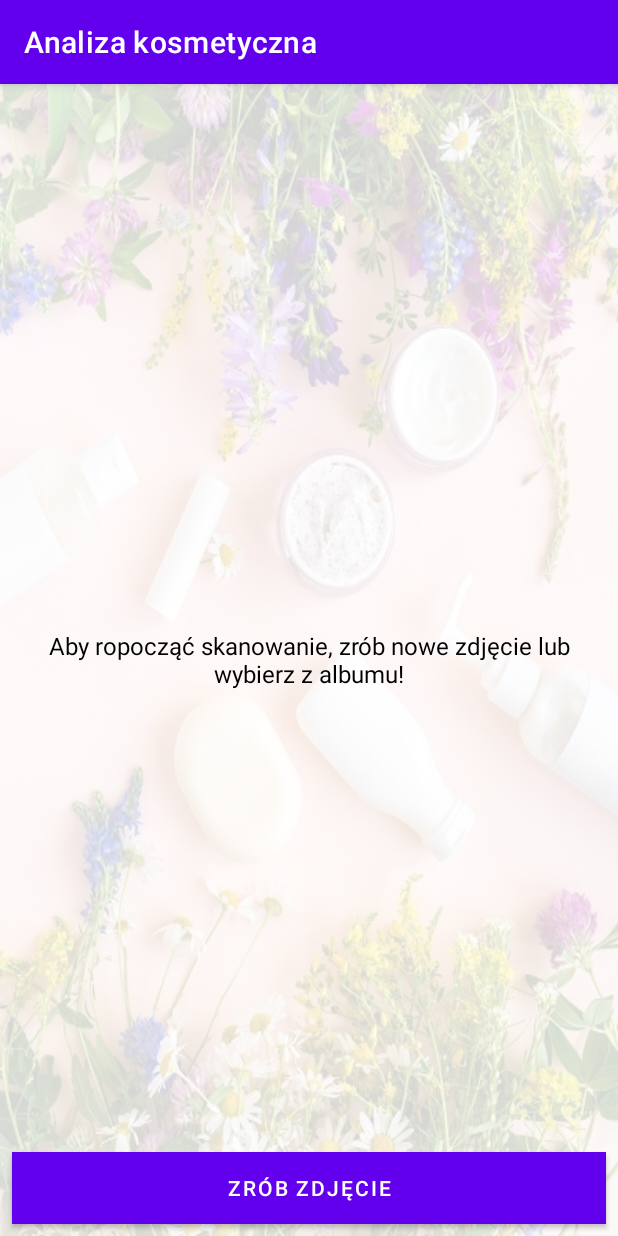
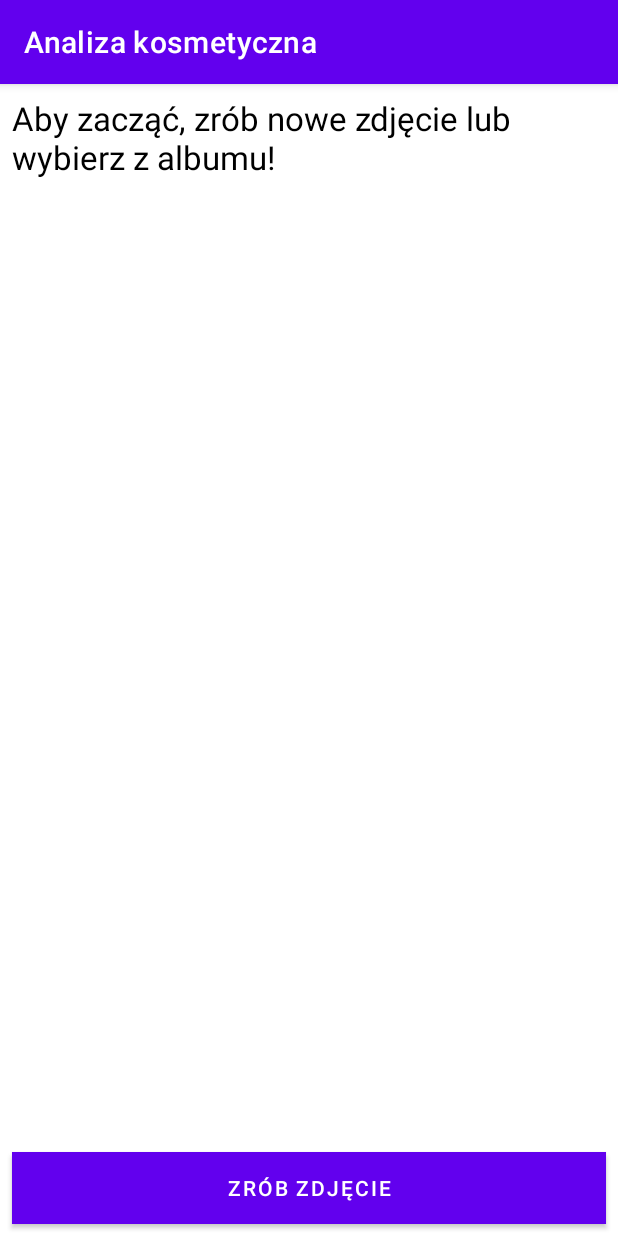
Before and after one commit to nataliaradomska/AnalizaKosmetyczna, an Android app: the ScanProduct screen opened directly, with no data from a screen before it, on a phone screen of 412 x 824 dp. Run offline under Robolectric (Android 15) with nearby library versions, the phone set to English and light mode, and no system bars; libraries missing offline, so code that uses them is left out: com.google.android.gms, com.theartofdev.edmodo.

Commit message:
Aktualizacja widoków v.1

```diff
--- a/app/src/main/res/layout/activity_scan_product.xml
+++ b/app/src/main/res/layout/activity_scan_product.xml
@@ -3,25 +3,28 @@
     xmlns:tools="http://schemas.android.com/tools"
     android:layout_width="match_parent"
     android:layout_height="match_parent"
-    tools:context=".ScanProduct"
-    android:background="@drawable/main_background_transparent">
+    tools:context=".ScanProduct">
 
-    <TextView
-        android:id="@+id/text_data"
+    <ScrollView
+        android:layout_above="@+id/linear_holder"
+        android:layout_alignParentTop="true"
+        android:layout_margin="8dp"
         android:layout_width="match_parent"
-        android:layout_height="match_parent"
-        android:gravity="center"
-        android:text="Aby ropocząć skanowanie, zrób nowe zdjęcie lub wybierz z albumu!"
-        android:textColor="@color/black"
-        android:layout_margin="30dp"
-        android:textSize="16dp" />
+        android:layout_height="match_parent">
+        <TextView
+            android:id="@+id/text_data"
+            android:textSize="22sp"
+            android:textColor="@color/black"
+            android:text="Aby zacząć, zrób nowe zdjęcie lub wybierz z albumu!"
+            android:layout_width="match_parent"
+            android:layout_height="wrap_content"/>
+    </ScrollView>
 
     <LinearLayout
         android:id="@+id/linear_holder"
         android:layout_alignParentBottom="true"
         android:layout_width="match_parent"
-        android:layout_height="wrap_content"
-        android:gravity="center">
+        android:layout_height="wrap_content">
         <Button
             android:id="@+id/take_photo"
             android:layout_width="0dp"
@@ -29,7 +32,6 @@
             android:layout_weight="1"
             android:text="Zrób zdjęcie"
             android:background="@color/purple_200"
-            android:gravity="center"
             android:layout_margin="8dp"/>
         <Button
             android:visibility="gone"
@@ -38,7 +40,7 @@
             android:layout_height="wrap_content"
             android:layout_weight="1"
             android:text="Skopiuj tekst"
-            android:background="@drawable/round_shape_button"
+            android:background="@color/purple_200"
             android:layout_margin="8dp"/>
     </LinearLayout>
 
--- a/app/src/main/res/layout/activity_search_product.xml
+++ b/app/src/main/res/layout/activity_search_product.xml
@@ -4,8 +4,7 @@
     xmlns:tools="http://schemas.android.com/tools"
     android:layout_width="match_parent"
     android:layout_height="match_parent"
-    tools:context=".SearchProduct"
-    android:background="@drawable/main_background_transparent">
+    tools:context=".SearchProduct">
 
     <EditText
         android:id="@+id/tv_search"
```
